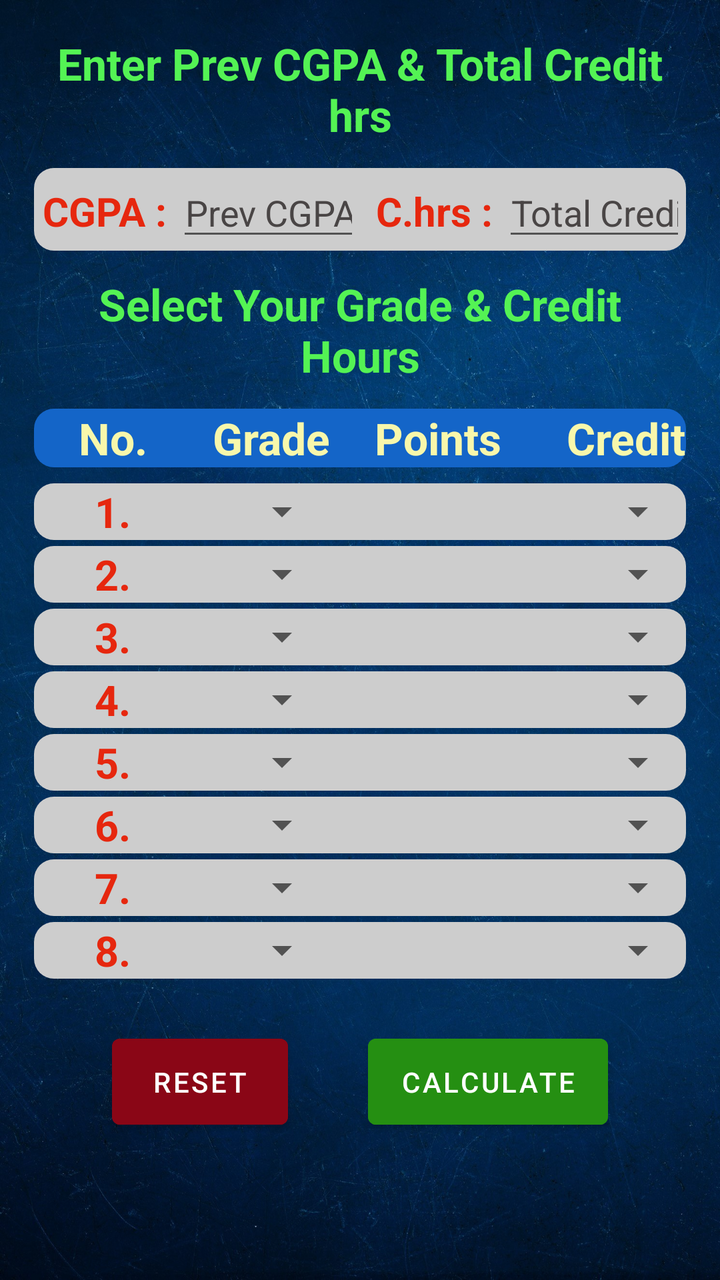
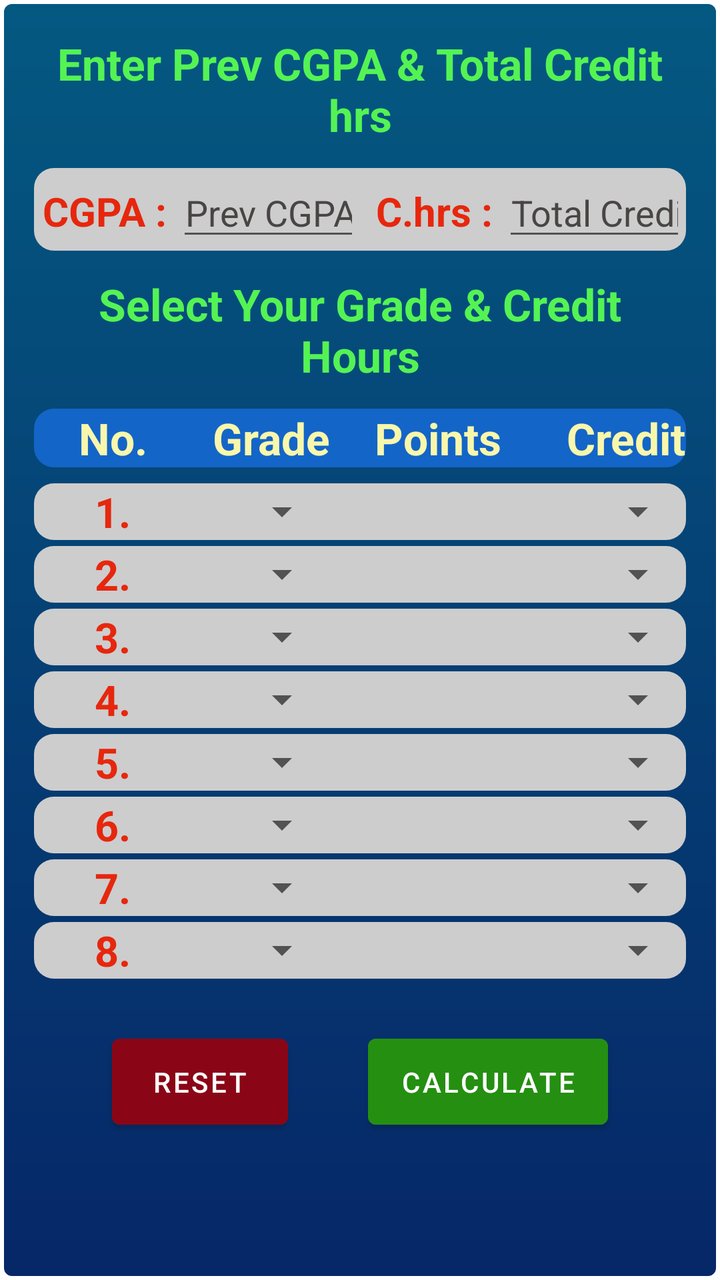

Compare the two renders of this Android layout. The source of the first and the diff that turns it into the second are given below.
<!-- AndroidManifest.xml: application theme MyAppTheme -->
<!-- res/layout/activity_main.xml -->
<?xml version="1.0" encoding="utf-8"?>
<androidx.drawerlayout.widget.DrawerLayout xmlns:android="http://schemas.android.com/apk/res/android"
    xmlns:tools="http://schemas.android.com/tools"
    android:layout_width="match_parent"
    android:layout_height="match_parent"
    xmlns:app="http://schemas.android.com/apk/res-auto"
    android:fitsSystemWindows="true"
    tools:openDrawer="end"
    android:id="@+id/gradeDrawer"
    tools:context=".MainActivity">

    <LinearLayout
        android:layout_width="match_parent"
        android:layout_height="match_parent"
        android:background="@drawable/app_wallpaper"
        android:padding="5dp"
        android:orientation="vertical">

    <TextView
        android:layout_width="match_parent"
        android:layout_height="wrap_content"
        android:text= "@string/enter_prev_cgpa_total_cr_hours"
        android:textColor="@color/light_green"
        android:textStyle="bold"
        android:textSize="22sp"
        android:gravity="center"
        android:layout_marginTop="12dp"
        android:layout_marginStart="12dp"
        android:layout_marginEnd="12dp"
        />

    <LinearLayout
        android:layout_width="match_parent"
        android:layout_height="wrap_content"
        android:orientation="horizontal"
        android:background="@drawable/rounded_row"
        android:layout_margin="12dp">

        <TextView
            android:layout_width="wrap_content"
            android:layout_height="wrap_content"
            android:text="CGPA : "
            android:textSize="20sp"
            android:textStyle="bold"
            android:gravity="center"
            android:layout_marginStart="4dp"
            android:textColor="@color/red"
            />

        <EditText
            android:id="@+id/PrevCGPA"
            android:layout_width="0dp"
            android:layout_height="wrap_content"
            android:layout_weight="1"
            android:textColorHint="@color/hintBlack"
            android:gravity="center"
            android:layout_marginEnd="4dp"
            android:hint="@string/enter_prev_cgpa"
            android:inputType="numberDecimal"/>

        <TextView
            android:layout_width="wrap_content"
            android:layout_height="wrap_content"
            android:text="C.hrs : "
            android:textSize="20sp"
            android:textStyle="bold"
            android:gravity="center"
            android:layout_marginStart="4dp"
            android:textColor="@color/red"
            />

        <EditText
            android:id="@+id/TotalCredit"
            android:layout_width="0dp"
            android:layout_height="wrap_content"
            android:layout_weight="1"
            android:gravity="center"
            android:textColorHint="@color/hintBlack"
            android:hint="@string/enter_total_credit_hours"
            android:inputType="numberDecimal"/>

    </LinearLayout>


    <TextView
        android:layout_width="match_parent"
        android:layout_height="wrap_content"
        android:text= "@string/select_your_grade_credit_hours"
        android:textColor="@color/light_green"
        android:textStyle="bold"
        android:textSize="22sp"
        android:gravity="center"
        android:layout_marginStart="12dp"
        android:layout_marginEnd="12dp"
        />

    <TableLayout
        android:layout_width="match_parent"
        android:layout_height="wrap_content"
        android:layout_margin="12dp"
        android:stretchColumns="1,3">

        <TableRow
            android:layout_width="match_parent"
            android:layout_height="wrap_content"
            android:background="@drawable/rounded_row_blue">
            <TextView
                android:layout_width="match_parent"
                android:layout_height="match_parent"
                android:text= "No."
                android:textColor="@color/cream"
                android:textStyle="bold"
                android:textSize="22sp"
                android:gravity="center"
                android:layout_column="1"
                />
            <TextView
                android:layout_width="match_parent"
                android:layout_height="match_parent"
                android:text= "  Grade"
                android:textColor="@color/cream"
                android:textStyle="bold"
                android:textSize="22sp"
                android:layout_column="2"
                />
            <TextView
                android:layout_width="match_parent"
                android:layout_height="match_parent"
                android:text= "Points"
                android:textColor="@color/cream"
                android:textStyle="bold"
                android:gravity="center"
                android:textSize="22sp"
                android:layout_column="3"
                />
            <TextView
                android:layout_width="match_parent"
                android:layout_height="match_parent"
                android:text= "  Credit"
                android:textColor="@color/cream"
                android:textStyle="bold"
                android:textSize="22sp"
                android:layout_column="4"
                />

        </TableRow>

        <TableRow
            android:layout_width="match_parent"
            android:layout_height="100dp"
            android:layout_marginTop="8dp"
            android:background="@drawable/rounded_row">
            
            <TextView
                android:layout_width="match_parent"
                android:layout_height="match_parent"
                android:text= "1."
                android:textColor="@color/red"
                android:textSize="21sp"
                android:gravity="center"
                android:textStyle="bold"
                android:layout_column="1"
                />
            <Spinner
                android:id="@+id/gradeList1"
                android:layout_width="match_parent"
                android:layout_height="match_parent"/>
            <TextView
                android:id="@+id/point1"
                android:layout_width="match_parent"
                android:layout_height="match_parent"
                android:text= ""
                android:textColor="@color/black"
                android:textSize="20sp"
                android:gravity="center"
                android:layout_column="3"
                />
            <Spinner
                android:id="@+id/creditList1"
                android:layout_width="match_parent"
                android:layout_height="match_parent"/>


        </TableRow>

        <TableRow
            android:layout_width="match_parent"
            android:layout_height="wrap_content"
            android:background="@drawable/rounded_row"
            android:layout_marginTop="3dp">
            <TextView
                android:layout_width="match_parent"
                android:layout_height="match_parent"
                android:text= "2."
                android:textColor="@color/red"
                android:textSize="21sp"
                android:gravity="center"
                android:textStyle="bold"
                android:layout_column="1"
                />
            <Spinner
                android:id="@+id/gradeList2"
                android:layout_width="match_parent"
                android:layout_height="match_parent"/>

            <TextView
                android:id="@+id/point2"
                android:layout_width="match_parent"
                android:layout_height="match_parent"
                android:text= ""
                android:textColor="@color/black"
                android:textSize="20sp"
                android:gravity="center"
                android:layout_column="3"
                />
            <Spinner
                android:id="@+id/creditList2"
                android:layout_width="match_parent"
                android:layout_height="match_parent"/>


        </TableRow>

        <TableRow
            android:layout_width="match_parent"
            android:layout_height="wrap_content"
            android:background="@drawable/rounded_row"
            android:layout_marginTop="3dp">
            <TextView
                android:layout_width="match_parent"
                android:layout_height="match_parent"
                android:text= "3."
                android:textColor="@color/red"
                android:textSize="21sp"
                android:gravity="center"
                android:textStyle="bold"
                android:layout_column="1"
                />
            <Spinner
                android:id="@+id/gradeList3"
                android:layout_width="match_parent"
                android:layout_height="match_parent"/>

            <TextView
                android:id="@+id/point3"
                android:layout_width="match_parent"
                android:layout_height="match_parent"
                android:text= ""
                android:textColor="@color/black"
                android:textSize="20sp"
                android:gravity="center"
                android:layout_column="3"
                />
            <Spinner
                android:id="@+id/creditList3"
                android:layout_width="match_parent"
                android:layout_height="match_parent"/>

        </TableRow>

        <TableRow
            android:layout_width="match_parent"
            android:layout_height="wrap_content"
            android:background="@drawable/rounded_row"
            android:layout_marginTop="3dp">
            <TextView
                android:layout_width="match_parent"
                android:layout_height="match_parent"
                android:text= "4."
                android:textColor="@color/red"
                android:textSize="21sp"
                android:gravity="center"
                android:textStyle="bold"
                android:layout_column="1"
                />
            <Spinner
                android:id="@+id/gradeList4"
                android:layout_width="match_parent"
                android:layout_height="match_parent"/>

            <TextView
                android:id="@+id/point4"
                android:layout_width="match_parent"
                android:layout_height="match_parent"
                android:text= ""
                android:textColor="@color/black"
                android:textSize="20sp"
                android:gravity="center"
                android:layout_column="3"
                />
            <Spinner
                android:id="@+id/creditList4"
                android:layout_width="match_parent"
                android:layout_height="match_parent"/>

        </TableRow>

        <TableRow
            android:layout_width="match_parent"
            android:layout_height="wrap_content"
            android:background="@drawable/rounded_row"
            android:layout_marginTop="3dp">
            <TextView
                android:layout_width="match_parent"
                android:layout_height="match_parent"
                android:text= "5."
                android:textColor="@color/red"
                android:textSize="21sp"
                android:gravity="center"
                android:textStyle="bold"
                android:layout_column="1"
                />
            <Spinner
                android:id="@+id/gradeList5"
                android:layout_width="match_parent"
                android:layout_height="match_parent"/>

            <TextView
                android:id="@+id/point5"
                android:layout_width="match_parent"
                android:layout_height="match_parent"
                android:text= ""
                android:textColor="@color/black"
                android:textSize="20sp"
                android:gravity="center"
                android:layout_column="3"
                />
            <Spinner
                android:id="@+id/creditList5"
                android:layout_width="match_parent"
                android:layout_height="match_parent"/>

        </TableRow>

        <TableRow
            android:layout_width="match_parent"
            android:layout_height="wrap_content"
            android:background="@drawable/rounded_row"
            android:layout_marginTop="3dp">
            <TextView
                android:layout_width="match_parent"
                android:layout_height="match_parent"
                android:text= "6."
                android:textColor="@color/red"
                android:textSize="21sp"
                android:gravity="center"
                android:textStyle="bold"
                android:layout_column="1"
                />
            <Spinner
                android:id="@+id/gradeList6"
                android:layout_width="match_parent"
                android:layout_height="match_parent"/>
            <TextView
                android:id="@+id/point6"
                android:layout_width="match_parent"
                android:layout_height="match_parent"
                android:text= ""
                android:textColor="@color/black"
                android:textSize="20sp"
                android:gravity="center"
                android:layout_column="3"
                />
            <Spinner
                android:id="@+id/creditList6"
                android:layout_width="match_parent"
                android:layout_height="match_parent"/>

        </TableRow>

        <TableRow
            android:layout_width="match_parent"
            android:layout_height="wrap_content"
            android:background="@drawable/rounded_row"
            android:layout_marginTop="3dp">
            <TextView
                android:layout_width="match_parent"
                android:layout_height="match_parent"
                android:text= "7."
                android:textColor="@color/red"
                android:textSize="21sp"
                android:gravity="center"
                android:textStyle="bold"
                android:layout_column="1"
                />
            <Spinner
                android:id="@+id/gradeList7"
                android:layout_width="match_parent"
                android:layout_height="match_parent"/>
            <TextView
                android:id="@+id/point7"
                android:layout_width="match_parent"
                android:layout_height="match_parent"
                android:text= ""
                android:textColor="@color/black"
                android:textSize="20sp"
                android:gravity="center"
                android:layout_column="3"
                />
            <Spinner
                android:id="@+id/creditList7"
                android:layout_width="match_parent"
                android:layout_height="match_parent"/>

        </TableRow>

        <TableRow
            android:layout_width="match_parent"
            android:layout_height="wrap_content"
            android:background="@drawable/rounded_row"
            android:layout_marginTop="3dp">
            <TextView
                android:layout_width="match_parent"
                android:layout_height="match_parent"
                android:text= "8."
                android:textColor="@color/red"
                android:textSize="21sp"
                android:gravity="center"
                android:textStyle="bold"
                android:layout_column="1"
                />
            <Spinner
                android:id="@+id/gradeList8"
                android:layout_width="match_parent"
                android:layout_height="match_parent"/>
            <TextView
                android:id="@+id/point8"
                android:layout_width="match_parent"
                android:layout_height="match_parent"
                android:text= ""
                android:textColor="@color/black"
                android:textSize="20sp"
                android:gravity="center"
                android:layout_column="3"
                />
            <Spinner
                android:id="@+id/creditList8"
                android:layout_width="match_parent"
                android:layout_height="match_parent"/>

        </TableRow>

    </TableLayout>

    <LinearLayout
        android:layout_width="match_parent"
        android:layout_height="wrap_content"
        android:layout_margin="12dp"
        android:gravity="center">

        <Button
            android:id="@+id/reset"
            android:layout_width="wrap_content"
            android:layout_height="55dp"
            android:text="Reset"
            android:layout_marginRight="40dp"
            android:backgroundTint="@color/dark_red"/>
        <Button
            android:id="@+id/calculate"
            android:layout_width="wrap_content"
            android:layout_height="55dp"
            android:text="Calculate"
            android:backgroundTint="@color/dark_green"/>

    </LinearLayout>

    </LinearLayout>

    <com.google.android.material.navigation.NavigationView
        android:id="@+id/navView"
        android:layout_width="wrap_content"
        android:layout_height="400dp"
        android:fitsSystemWindows="true"
        android:layout_gravity="end"
        app:headerLayout="@layout/grade_header_layout"
        />

</androidx.drawerlayout.widget.DrawerLayout>
<!-- res/layout/grade_header_layout.xml (included above) -->
<?xml version="1.0" encoding="utf-8"?>
<LinearLayout
    xmlns:android="http://schemas.android.com/apk/res/android"
    android:layout_width="match_parent"
    android:layout_height="wrap_content"
    android:padding="5dp"
    android:background="@drawable/app_wallpaper"
    android:orientation="horizontal">

    <ImageView
        android:layout_width="match_parent"
        android:layout_height="480dp"
        android:contentDescription="Grade Image"
        android:src="@drawable/grade_list" />

</LinearLayout>
<!-- resources referenced by this layout -->
<resources>
  <color name="black">#FF000000</color>
  <color name="cream">#F8F7AB</color>
  <color name="dark_green">#258F12</color>
  <color name="dark_red">#8A0616</color>
  <color name="hintBlack">#494545</color>
  <color name="light_green">#54F354</color>
  <color name="red">#E6270E</color>
  <!-- drawable app_wallpaper: jpg bitmap (drawable, 713344 bytes) -->
  <!-- drawable grade_list: jpg bitmap (drawable, 175178 bytes) -->
  <!-- drawable rounded_row (drawable) -->
  <shape xmlns:android="http://schemas.android.com/apk/res/android">
      <corners android:radius="10dp" />
      <solid android:color="@color/grey" />
  </shape>
  <!-- drawable rounded_row_blue (drawable) -->
  <shape xmlns:android="http://schemas.android.com/apk/res/android">
      <corners android:radius="10dp" />
      <solid android:color="@color/light_blue" />
  </shape>
  <string name="enter_prev_cgpa"> Prev CGPA</string>
  <string name="enter_prev_cgpa_total_cr_hours">Enter Prev CGPA &amp; Total Credit hrs</string>
  <string name="enter_total_credit_hours">Total Credit</string>
  <string name="select_your_grade_credit_hours">Select Your Grade &amp; Credit Hours</string>
  <style name="MyAppTheme" parent="Theme.MaterialComponents.DayNight.DarkActionBar">
          
          <item name="colorPrimary">#02AAF8</item>
          <item name="colorPrimaryVariant">@color/grey</item>
          <item name="colorOnPrimary">@color/white</item>
          
          <item name="colorSecondary">@color/hintBlack</item>
          <item name="colorSecondaryVariant">#000000</item>
          <item name="colorOnSecondary">@color/black</item>
          
          <item name="android:statusBarColor" tools:targetApi="l">#81B1C1</item>
          
      </style>
  <color name="grey">#CDCDCD</color>
  <color name="light_blue">#1465C8</color>
  <color name="white">#FFFFFFFF</color>
</resources>

<!-- the commit's change to res/layout/activity_main.xml (unified diff, before → after) -->
@@ -12,7 +12,7 @@
     <LinearLayout
         android:layout_width="match_parent"
         android:layout_height="match_parent"
-        android:background="@drawable/app_wallpaper"
+        android:background="@drawable/main_text_background"
         android:padding="5dp"
         android:orientation="vertical">
 
@@ -483,7 +483,7 @@
     android:layout_width="match_parent"
     android:layout_height="wrap_content"
     android:padding="5dp"
-    android:background="@drawable/app_wallpaper"
+    android:background="@drawable/main_text_background"
     android:orientation="horizontal">
 
     <ImageView
<!-- resource entries referenced after the edit -->
@@ -7,8 +7,24 @@
   <color name="hintBlack">#494545</color>
   <color name="light_green">#54F354</color>
   <color name="red">#E6270E</color>
-  <!-- drawable app_wallpaper: jpg bitmap (drawable, 713344 bytes) -->
   <!-- drawable grade_list: jpg bitmap (drawable, 175178 bytes) -->
+  <!-- drawable main_text_background (drawable) -->
+  <shape xmlns:android="http://schemas.android.com/apk/res/android"
+      android:shape="rectangle">
+      <gradient
+          android:endColor="#045981"
+          android:startColor="#062768"
+          android:angle="90" />
+      <padding
+          android:left="10dp"
+          android:top="10dp"
+          android:right="10dp"
+          android:bottom="10dp" />
+      <corners android:radius="5dp" />
+      <stroke
+          android:width="2dp"
+          android:color="#FFFFFF" />
+  </shape>
   <!-- drawable rounded_row (drawable) -->
   <shape xmlns:android="http://schemas.android.com/apk/res/android">
       <corners android:radius="10dp" />
